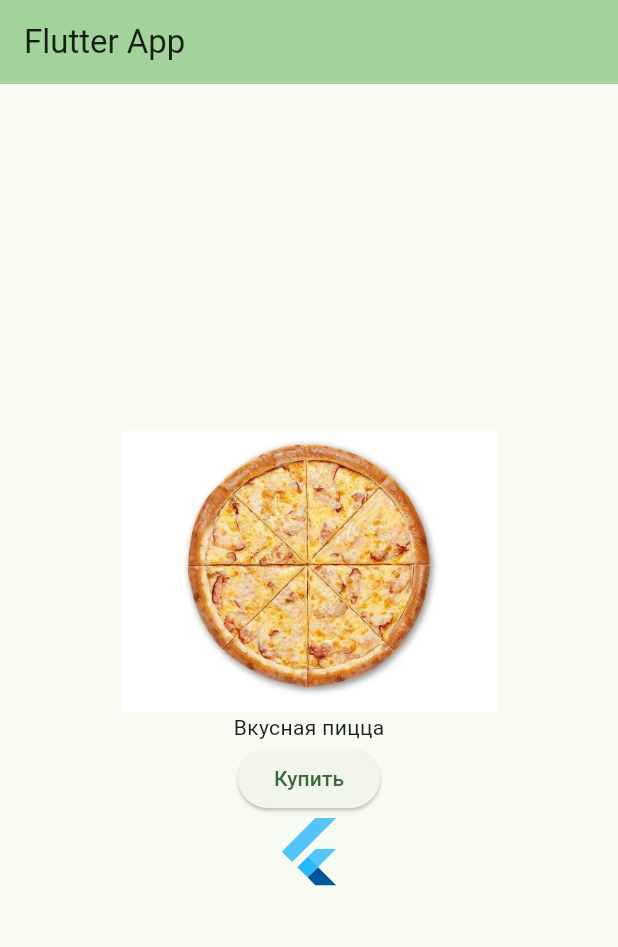
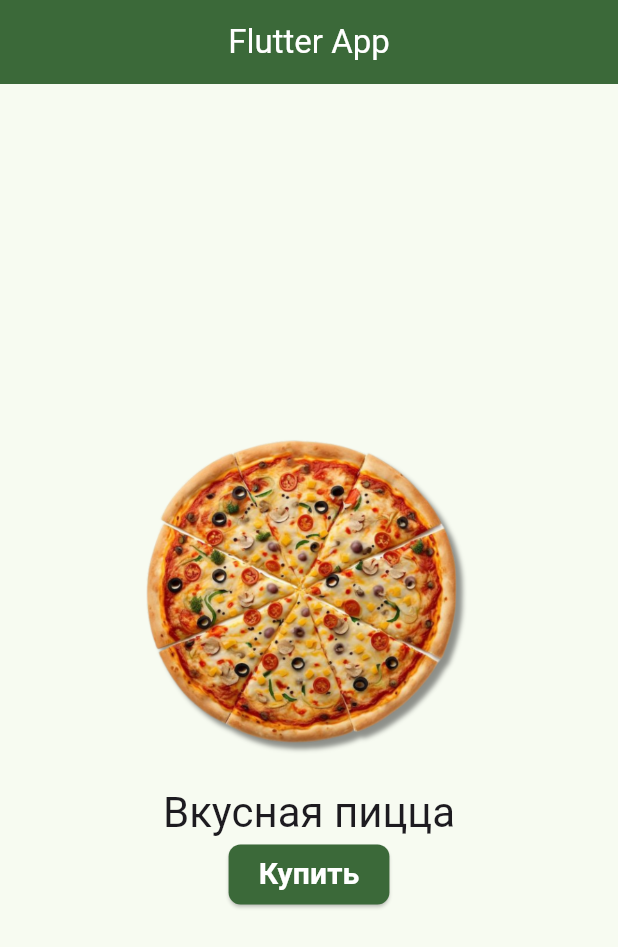
Before and after one commit to artemskorkin/course1, a Flutter app: the screen it shows after launch, on a phone screen of 412 x 824 dp. Shown: the top 947 px of the screen. Run offline on Flutter 3.47's test engine with Material 3 defaults, Android fonts, the phone set to English and light mode, and no system bars.

Commit message:
Отдельный файл для ThemeData

```diff
--- /dev/null
+++ b/lib/app_theme.dart
@@ -0,0 +1,46 @@
+import 'package:flutter/material.dart';
+
+class AppTheme {
+  static ThemeData lightTheme() {
+    final ColorScheme colorScheme = ColorScheme.fromSeed(
+      seedColor: Colors.green,
+    );
+
+    return ThemeData(
+    colorScheme: colorScheme,
+    appBarTheme: AppBarTheme(
+      backgroundColor: colorScheme.primary,
+      foregroundColor: colorScheme.onPrimary,
+      centerTitle: true,
+    ),
+
+   elevatedButtonTheme: ElevatedButtonThemeData(
+    style: ElevatedButton.styleFrom(
+      backgroundColor: colorScheme.primary,
+      foregroundColor: colorScheme.onPrimary,
+      padding: const EdgeInsets.symmetric(horizontal: 20, vertical: 0),
+      shape: RoundedRectangleBorder(
+        borderRadius: BorderRadius.circular(8),
+      ),
+    ),
+   ),
+      textTheme: TextTheme(
+        displayLarge: TextStyle(fontSize: 57, color: colorScheme.onSurface),
+        displayMedium: TextStyle(fontSize: 45, color: colorScheme.onSurface),
+        displaySmall: TextStyle(fontSize: 36, color: colorScheme.onSurface),
+        headlineLarge: TextStyle(fontSize: 32, color: colorScheme.onSurface),
+        headlineMedium: TextStyle(fontSize: 28, color: colorScheme.onSurface),
+        headlineSmall: TextStyle(fontSize: 24, color: colorScheme.onSurface),
+        titleLarge: TextStyle(fontSize: 22, color: colorScheme.onSurface),
+        titleMedium: TextStyle(fontSize: 16, color: colorScheme.onSurface),
+        titleSmall: TextStyle(fontSize: 14, color: colorScheme.onSurface),
+        bodyLarge: TextStyle(fontSize: 16, color: colorScheme.onSurface),
+        bodyMedium: TextStyle(fontSize: 14, color: colorScheme.onSurface),
+        bodySmall: TextStyle(fontSize: 12, color: colorScheme.onSurface),
+        labelLarge: TextStyle(fontSize: 14, color: colorScheme.onSurface),
+        labelMedium: TextStyle(fontSize: 12, color: colorScheme.onSurface),
+        labelSmall: TextStyle(fontSize: 11, color: colorScheme.onSurface),
+      ),
+    );
+  }
+}
--- a/lib/main.dart
+++ b/lib/main.dart
@@ -1,4 +1,5 @@
 import 'package:flutter/material.dart';
+import 'app_theme.dart';
 
 void main() {
   runApp(MyApp());
@@ -9,29 +10,28 @@ class MyApp extends StatelessWidget {
 
   @override
   Widget build(BuildContext context) {
-    var myColorScheme = ColorScheme.fromSeed(seedColor: Colors.green);
 
     return MaterialApp(
       title: "Flutter App",
-      theme: ThemeData(
-        colorScheme: myColorScheme,
-        appBarTheme: AppBarTheme(backgroundColor: myColorScheme.inversePrimary),
-      ),
+      theme: AppTheme.lightTheme(),
       home: Scaffold(
         appBar: AppBar(title: const Text("Flutter App")),
         body: Center(
           child: Column(
             mainAxisAlignment: MainAxisAlignment.center,
             children: [
-              Image.asset("assets/images/pizza.webp", width: 250),
-              const Text("Вкусная пицца"),
+              Image.asset("assets/images/pizza.png", width: 250),
+              Text("Вкусная пицца", style: Theme.of(context).textTheme.headlineMedium
+              ),
               ElevatedButton(
                 onPressed: () {
                   print("Вы купили пиццу! Спасибо за заказ!");
                 },
-                child: const Text("Купить"),
+                child: Text("Купить",
+                style: Theme.of(context).textTheme.labelLarge?.copyWith(
+                  fontWeight: FontWeight.bold,color: Colors.white, fontSize: 20,
+                )),
               ),
-              FlutterLogo(size: 50.0),
             ],
           ),
         ),
```
Also changed, not shown: assets/images/pizza.png (added), assets/images/pizza.webp (deleted).
